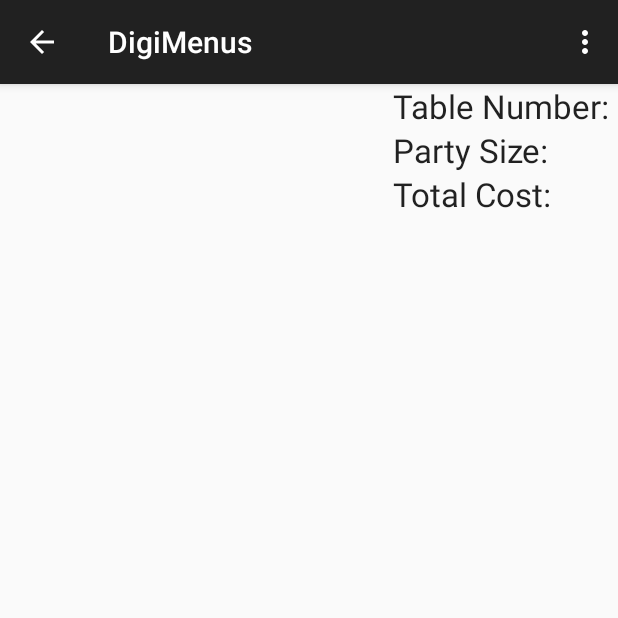
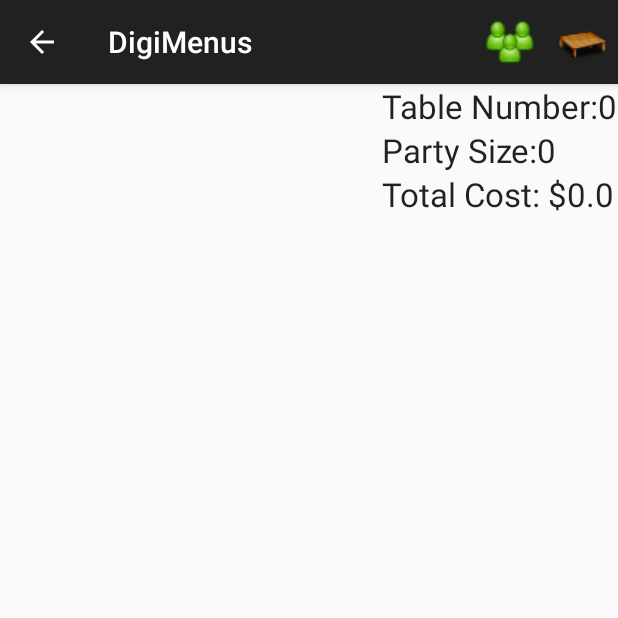
Before and after one commit to tylerdenney/DigiMenus, an Android app: the fragment cOrderFragment placed in its activity, on a phone screen of 412 x 824 dp, the top half of it. Run offline under Robolectric (Android 15) with nearby library versions, the phone set to English and light mode, and no system bars; 2 statements that could not run were skipped.

Commit message:
fixed calculate, added set table and party num

```diff
--- a/app/src/main/java/Business/cOrder.java
+++ b/app/src/main/java/Business/cOrder.java
@@ -20,6 +20,9 @@ public class cOrder
     public cOrder()
     {
         orderitems = new ArrayList<>();
+        partysize = 0;
+        tablenum = 0;
+        totalcost = 0;
     }
 
     public void AddItem(iItem item)
@@ -35,13 +38,12 @@ public class cOrder
 
     private void CalculateCost()
     {
-        if(totalcost >= 0)
+        totalcost = 0;
+        for (iItem i : orderitems)
         {
-            for (iItem i : orderitems)
-            {
-                totalcost += i.GetCost();
-            }
+            totalcost += i.GetCost();
         }
+
         if(totalcost >= 0)
             Log.d("e", "Cost updated successfully");
     }
@@ -70,6 +72,28 @@ public class cOrder
         if(!(orderitems.size() == oldsize - 1))
             Log.d("e", "Item not removed correctly");
     }
+    public void SetPartySize(int size)
+    {
+        if(size > 0)
+            partysize = size;
+    }
+    public void SetTableNumber(int num)
+    {
+        if(num > 0)
+            tablenum = num;
+    }
+    public int GetTableNumber()
+    {
+        return tablenum;
+    }
+    public int GetPartySize()
+    {
+        return partysize;
+    }
+    public double GetTotalCost()
+    {
+        return totalcost;
+    }
 
     public void Reset()
     {
--- a/app/src/main/java/com/goobers/digimenus/cMenu.java
+++ b/app/src/main/java/com/goobers/digimenus/cMenu.java
@@ -2,6 +2,7 @@ package com.goobers.digimenus;
 
 import android.app.Activity;
 import android.app.FragmentTransaction;
+import android.content.Context;
 import android.content.Intent;
 import android.support.v4.app.Fragment;
 import android.os.Bundle;
@@ -129,6 +130,31 @@ public class cMenu extends Fragment
 
         //order.RemoveItem
     }
+    public static void SetPartySizeOnClick(int size)
+    {
+        if(size > 0)
+            order.SetPartySize(size);
+
+    }
+    public static void SetTableNumOnClick(int num)
+    {
+        if(num > 0)
+            order.SetTableNumber(num);
+    }
+    public static int GetTableNum()
+    {
+        return order.GetTableNumber();
+    }
+    public static int GetPartySize()
+    {
+        return order.GetPartySize();
+    }
+    public static double GetCost()
+    {
+        return order.GetTotalCost();
+    }
+
+
     public static List<iItem> GetOrderedItems()
     {
         return order.GetItems();
--- a/app/src/main/java/com/goobers/digimenus/cOrderFragment.java
+++ b/app/src/main/java/com/goobers/digimenus/cOrderFragment.java
@@ -12,6 +12,7 @@ import android.widget.AdapterView;
 import android.widget.ArrayAdapter;
 import android.widget.ListAdapter;
 import android.widget.ListView;
+import android.widget.TextView;
 
 import java.util.ArrayList;
 import java.util.List;
@@ -26,6 +27,10 @@ public class cOrderFragment extends Fragment
     private ListView myitems;
     private ArrayAdapter list_adapter;
     private ArrayList<String> foodnames;
+
+    private TextView txtparty;
+    private TextView txttable;
+    private TextView txtcost;
     @Override
     public View onCreateView(LayoutInflater inflater, ViewGroup container, Bundle savedInstanceState) {
 
@@ -50,6 +55,14 @@ public class cOrderFragment extends Fragment
             myitems.setAdapter(list_adapter);
         }
         registerForContextMenu(myitems);
+        txtparty =(TextView)getActivity().findViewById(R.id.txtpartysize);
+        txttable =(TextView)getActivity().findViewById(R.id.txttablenum);
+        txtcost =(TextView)getActivity().findViewById(R.id.txttotalcost);
+
+        txtcost.setText(getString(R.string.total_cost) + String.valueOf(cMenu.GetCost()));
+        txttable.setText(getString(R.string.table_num) + String.valueOf(cMenu.GetTableNum()));
+        txtparty.setText(getString(R.string.party_size) + String.valueOf(cMenu.GetPartySize()));
+
 
     }
 
@@ -74,6 +87,8 @@ public class cOrderFragment extends Fragment
         cMenu.RemoveItemOnClick(itemname);
         foodnames.remove(info.position);
         list_adapter.notifyDataSetChanged();
+        txtcost.setText(getString(R.string.total_cost) + String.valueOf(cMenu.GetCost()));
+
         return true;
     }
 
--- a/app/src/main/res/layout/fragment_order.xml
+++ b/app/src/main/res/layout/fragment_order.xml
@@ -22,14 +22,14 @@
             android:layout_width="wrap_content"
             android:layout_height="wrap_content"
             android:textAppearance="?android:attr/textAppearanceLarge"
-            android:text="Table Number: "
+            android:text=""
             android:id="@+id/txttablenum"/>
 
         <TextView
             android:layout_width="wrap_content"
             android:layout_height="wrap_content"
             android:textAppearance="?android:attr/textAppearanceLarge"
-            android:text="Party Size: "
+            android:text=""
             android:id="@+id/txtpartysize"
             android:layout_below="@+id/txttablenum"
             android:layout_alignLeft="@+id/txttotalcost"
@@ -39,7 +39,7 @@
             android:layout_width="wrap_content"
             android:layout_height="wrap_content"
             android:textAppearance="?android:attr/textAppearanceLarge"
-            android:text="Total Cost: "
+            android:text=""
             android:id="@+id/txttotalcost"
             android:layout_below="@+id/txtpartysize"
             android:layout_alignParentLeft="true"
--- a/app/src/main/res/menu/menu_main.xml
+++ b/app/src/main/res/menu/menu_main.xml
@@ -1,6 +1,22 @@
 <menu xmlns:android="http://schemas.android.com/apk/res/android"
     xmlns:app="http://schemas.android.com/apk/res-auto"
     xmlns:tools="http://schemas.android.com/tools" tools:context=".MainActivity">
-    <item android:id="@+id/action_settings" android:title="@string/action_settings"
-        android:orderInCategory="100" app:showAsAction="never" />
+  <!--  <item
+        android:id="@+id/action_settings"
+        android:title="@string/action_settings"
+        android:orderInCategory="100"
+        app:showAsAction="never" />
+  -->
+    <item
+        android:id="@+id/action_party"
+        android:title="Party Size"
+        android:icon="@drawable/party_icon"
+        app:showAsAction="ifRoom" />
+    <item
+        android:id="@+id/action_table"
+        android:title="Table Number"
+        android:icon="@drawable/table_icon"
+        app:showAsAction="ifRoom" />
+
+
 </menu>
--- a/app/src/main/res/values/strings.xml
+++ b/app/src/main/res/values/strings.xml
@@ -12,6 +12,9 @@
     <string name="actionbar_food">Food</string>
     <string name="actionbar_drink">Drink</string>
     <string name="actionbar_order">My Order</string>
+    <string name="table_num">Table Number: </string>
+    <string name="party_size">Party Size: </string>
+    <string name="total_cost">Total Cost: $ </string>
     <string-array name="context_menu_array">
         <item>Remove from Order</item>
     </string-array>
```
Also changed, not shown: app/src/main/java/com/goobers/digimenus/MainActivity.java (+47 -5 lines), app/src/main/java/com/goobers/digimenus/PopupFragment.java (+24 -6 lines), app/src/main/res/drawable/drinkicon.png (added), app/src/main/res/drawable/foodicon.png (added), app/src/main/res/drawable/party_icon.png (added), app/src/main/res/drawable/placeholdericon.gif (added), app/src/main/res/drawable/table_icon.png (added).
